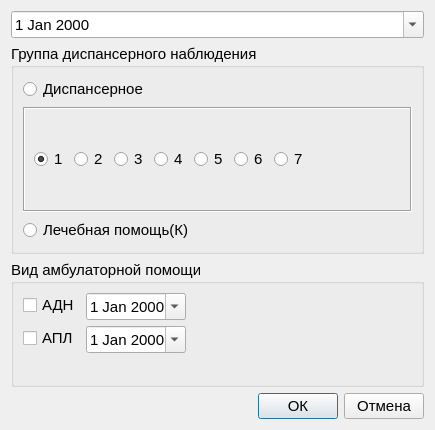
Above: dialog_add_dynamic_view.ui from PanchukDima/pndbase before the change. Below: the same form after it.
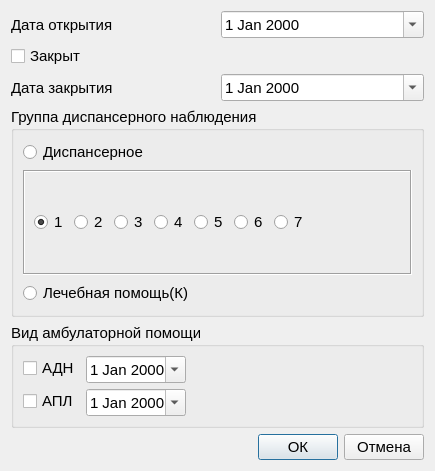
That is the form after the change.

Commit message: added edit dynamic view [ticket#25]

Diff of the .ui file:
```diff
--- a/dialog_add_dynamic_view.ui
+++ b/dialog_add_dynamic_view.ui
@@ -7,7 +7,7 @@
     <x>0</x>
     <y>0</y>
     <width>435</width>
-    <height>430</height>
+    <height>449</height>
    </rect>
   </property>
   <property name="sizePolicy">
@@ -26,12 +26,44 @@
   </property>
   <layout class="QVBoxLayout" name="verticalLayout">
    <item>
+    <layout class="QGridLayout" name="gridLayout">
+     <item row="2" column="1">
+      <widget class="QDateEdit" name="dateEdit_off_date">
+       <property name="calendarPopup">
+        <bool>true</bool>
+       </property>
+      </widget>
+     </item>
+     <item row="2" column="0">
+      <widget class="QLabel" name="label_off_date">
+       <property name="text">
+        <string>Дата закрытия</string>
+       </property>
+      </widget>
+     </item>
+     <item row="0" column="1">
     <widget class="QDateEdit" name="dateEdit">
      <property name="calendarPopup">
       <bool>true</bool>
      </property>
     </widget>
    </item>
+     <item row="0" column="0">
+      <widget class="QLabel" name="label_on_date">
+       <property name="text">
+        <string>Дата открытия</string>
+       </property>
+      </widget>
+     </item>
+     <item row="1" column="0">
+      <widget class="QCheckBox" name="checkBox_state">
+       <property name="text">
+        <string>Закрыт</string>
+       </property>
+      </widget>
+     </item>
+    </layout>
+   </item>
    <item>
     <widget class="QGroupBox" name="groupBox_group_disp_view">
      <property name="title">
@@ -104,6 +136,9 @@
            <property name="text">
             <string>4</string>
            </property>
+           <property name="checked">
+            <bool>false</bool>
+           </property>
           </widget>
          </item>
          <item>
```
Lines whose indentation alone changed are shown as unchanged. The commit also changes 5 other files.
